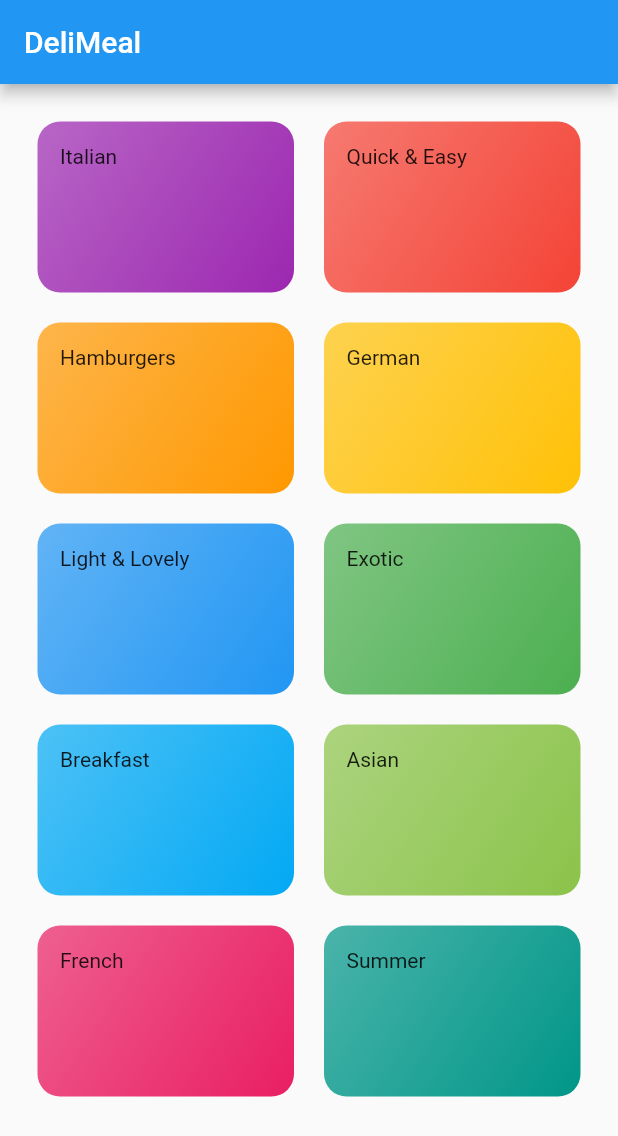
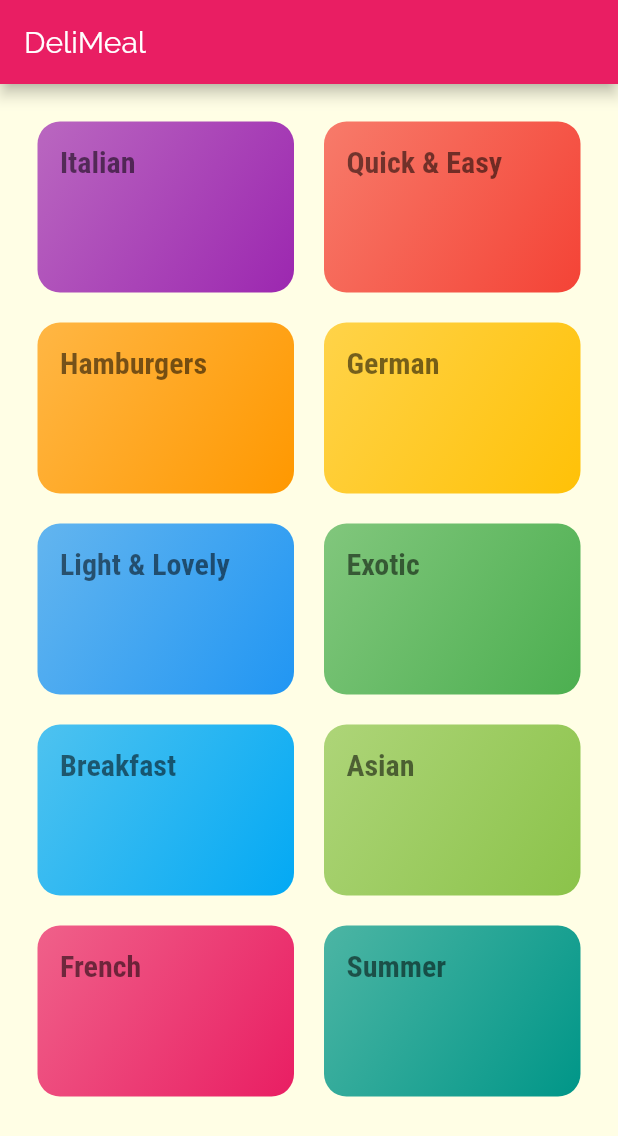
Before and after one commit to okradze/meals-app, a Flutter app: the screen it shows after launch, on a phone screen of 412 x 824 dp. Shown: the top 1136 px of the screen. Run offline on Flutter 3.47's test engine with Material 2 defaults, Android fonts, the phone set to English and light mode, and no system bars.

Commit message:
feat: theme data

```diff
--- a/lib/main.dart
+++ b/lib/main.dart
@@ -12,7 +12,19 @@ class MyApp extends StatelessWidget {
       debugShowCheckedModeBanner: false,
       title: 'DeliMeals',
       theme: ThemeData(
-        primarySwatch: Colors.blue,
+        primarySwatch: Colors.pink,
+        accentColor: Colors.amber,
+        canvasColor: Color.fromRGBO(255, 254, 229, 1),
+        fontFamily: 'Raleway',
+        textTheme: ThemeData.light().textTheme.copyWith(
+              bodyText1: TextStyle(color: Color.fromRGBO(20, 51, 51, 1)),
+              bodyText2: TextStyle(color: Color.fromRGBO(20, 51, 51, 1)),
+              headline3: TextStyle(
+                fontSize: 20,
+                fontFamily: 'RobotoCondensed',
+                fontWeight: FontWeight.bold,
+              ),
+            ),
       ),
       home: CategoriesScreen(),
     );
--- a/lib/widgets/category_item.dart
+++ b/lib/widgets/category_item.dart
@@ -9,7 +9,10 @@ class CategoryItem extends StatelessWidget {
   Widget build(BuildContext context) {
     return Container(
       padding: const EdgeInsets.all(15),
-      child: Text(category.title),
+      child: Text(
+        category.title,
+        style: Theme.of(context).textTheme.headline3,
+      ),
       decoration: BoxDecoration(
         gradient: LinearGradient(
           colors: [category.color.withOpacity(0.7), category.color],
```
Also changed, not shown: pubspec.yaml (+18 -14 lines), fonts/Raleway-Black.ttf (added), fonts/Raleway-Bold.ttf (added), fonts/Raleway-Regular.ttf (added), fonts/RobotoCondensed-Bold.ttf (added), fonts/RobotoCondensed-Italic.ttf (added), fonts/RobotoCondensed-Light.ttf (added), fonts/RobotoCondensed-Regular.ttf (added).
